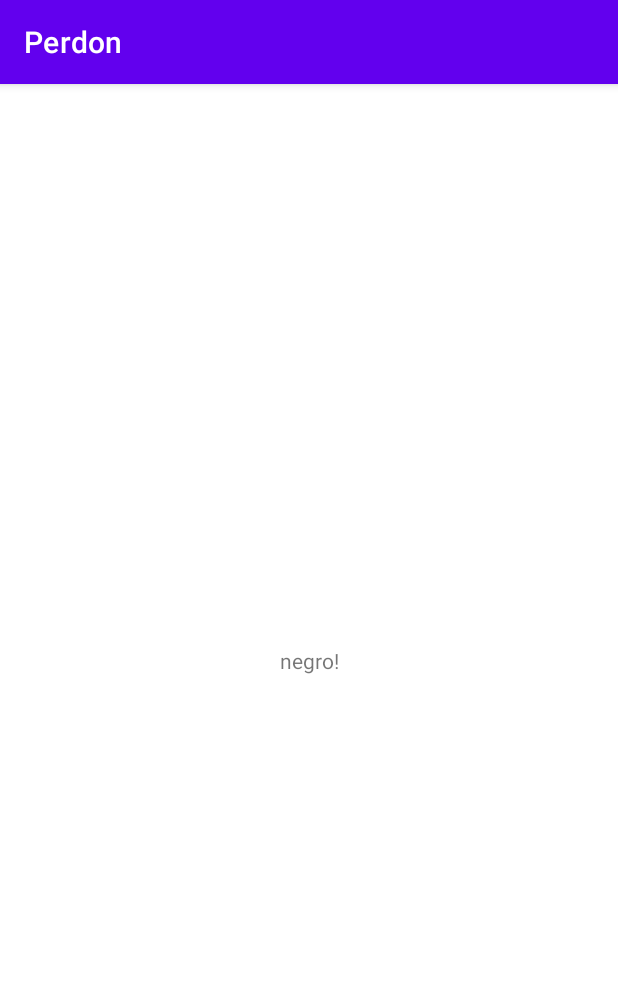
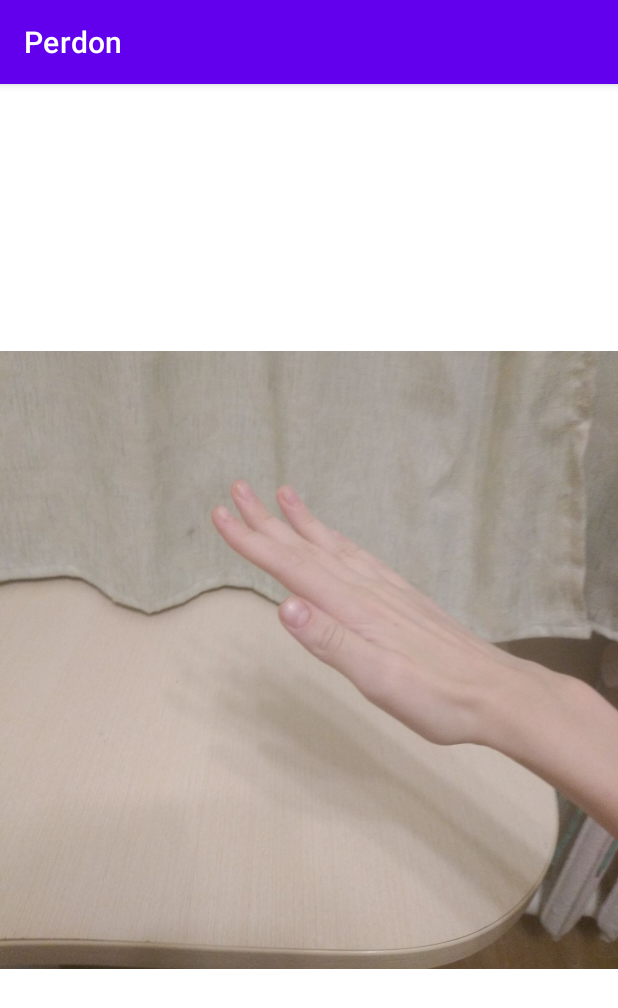
Before and after one commit to Sash0l/Perdon, an Android app: the screen it shows after launch (MainActivity), on a phone screen of 412 x 824 dp. Shown: the top 1008 px of the screen. Run offline under Robolectric (Android 15) with nearby library versions, the phone set to English and light mode, and no system bars.

Commit message:
Change sound according to phone's theme

```diff
--- a/app/src/main/java/com/drew/perdon/MainActivity.kt
+++ b/app/src/main/java/com/drew/perdon/MainActivity.kt
@@ -1,11 +1,14 @@
 package com.drew.perdon
 
+import android.content.res.Configuration
 import android.media.SoundPool
 import androidx.appcompat.app.AppCompatActivity
 import android.os.Bundle
 import android.util.Log
 import android.view.MotionEvent
 import android.view.MotionEvent.ACTION_DOWN
+import android.view.MotionEvent.ACTION_UP
+import android.widget.ImageView
 import kotlin.collections.HashMap
 
 private const val TAG = "MainActivity"
@@ -24,28 +27,44 @@ class MainActivity : AppCompatActivity() {
     override fun onTouchEvent(event: MotionEvent?): Boolean {
         if (event?.action == ACTION_DOWN) {
             Log.d(TAG, "Screen got touched")
+            slapTable()
             playSound()
+        }
+        if (event?.action == ACTION_UP) {
+            unSlapTable()
         }
         return super.onTouchEvent(event)
     }
 
     private fun initializeSounds() {
-        soundsDictionary["perdonNegro"] = soundPlayer.load(this, R.raw.perdon_negro, 1)
-        soundsDictionary["perdonBlanco"] = soundPlayer.load(this, R.raw.perdon_blanco, 1)
-        Log.d(TAG,"Sounds initialized")
+        val uiMode = resources.configuration.uiMode and Configuration.UI_MODE_NIGHT_MASK
+        Log.d(TAG, "UI theme: $uiMode")
+        when (uiMode) {
+            Configuration.UI_MODE_NIGHT_YES ->
+                soundsDictionary["perdon"] = soundPlayer.load(this, R.raw.perdon_negro, 1)
+            else ->
+                soundsDictionary["perdon"] = soundPlayer.load(this, R.raw.perdon_blanco, 1)
+        }
+        Log.d(TAG, "Sounds initialized")
     }
 
     private fun playSound() {
-        //if phone has dark theme enabled:
         soundPlayer.play(
-            soundsDictionary["perdonNegro"]!!,
+            soundsDictionary["perdon"]!!,
             1f,
             1f,
             1,
             0,
             1f
         )
-        Log.d(TAG, "Played perdonNegro sound")
-        //TODO: if phone has light theme enabled:
+        Log.d(TAG, "Played perdon sound")
+    }
+
+    private fun slapTable() {
+        findViewById<ImageView>(R.id.imageView).setImageResource(R.drawable.hand_on_table)
+    }
+
+    private fun unSlapTable() {
+        findViewById<ImageView>(R.id.imageView).setImageResource(R.drawable.hand_in_air)
     }
 }
--- a/app/src/main/res/layout/activity_main.xml
+++ b/app/src/main/res/layout/activity_main.xml
@@ -6,13 +6,15 @@
     android:layout_height="match_parent"
     tools:context=".MainActivity">
 
-    <TextView
+    <ImageView
+        android:id="@+id/imageView"
         android:layout_width="wrap_content"
         android:layout_height="wrap_content"
-        android:text="@string/negro"
+        android:contentDescription="@string/hand_above_table"
         app:layout_constraintBottom_toBottomOf="parent"
         app:layout_constraintEnd_toEndOf="parent"
         app:layout_constraintStart_toStartOf="parent"
-        app:layout_constraintTop_toTopOf="parent" />
-
+        app:layout_constraintTop_toTopOf="parent"
+        app:srcCompat="@drawable/hand_in_air"
+        tools:srcCompat="@drawable/hand_in_air" />
 </androidx.constraintlayout.widget.ConstraintLayout>
```
Also changed, not shown: app/src/main/res/drawable/hand_in_air.jpg (added), app/src/main/res/drawable/hand_on_table.jpg (added).
